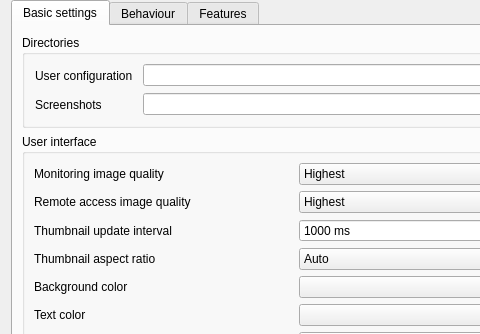
The window that configurator/src/MasterConfigurationPage.ui (veyon/veyon) describes before a commit, drawn with Qt 5; both pictures show x 0 to 480 and y 0 to 334 of the 592 by 541 pixel window.
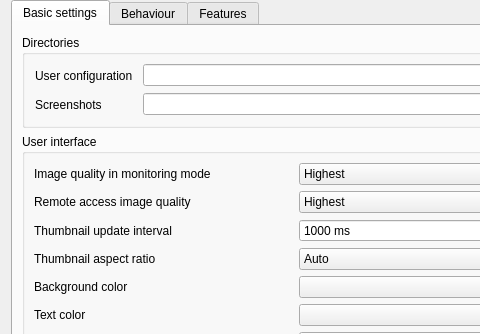
The same window after the commit. Icons and pictures are not drawn.

Commit message: MasterConfigurationPage: improve label text

```diff
--- a/configurator/src/MasterConfigurationPage.ui
+++ b/configurator/src/MasterConfigurationPage.ui
@@ -115,7 +115,7 @@
           <item row="0" column="0">
            <widget class="QLabel" name="label_13">
             <property name="text">
-             <string>Monitoring image quality</string>
+             <string>Image quality in monitoring mode</string>
             </property>
            </widget>
           </item>
```
